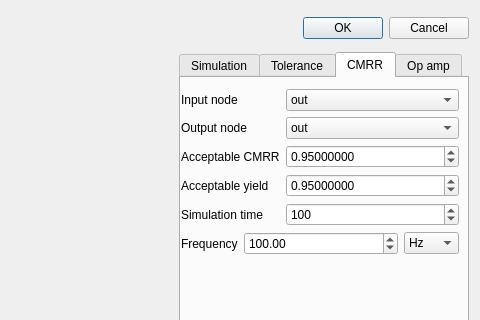
Before: the Qt Designer form src/config.ui in psdzzm/spice, drawn with Qt 5; both pictures show x 599 to 1079 and y 0 to 320 of the 1079 by 643 pixel window.
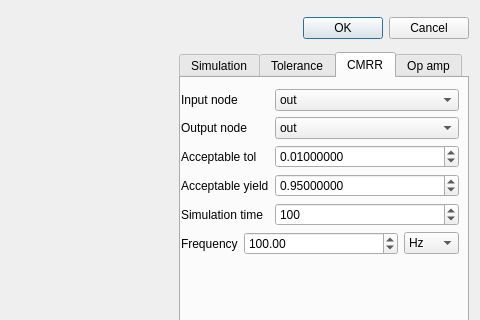
After: the same form once the commit is applied. The open tabs and pages were chosen to show the change. Custom widgets are drawn as their Qt base class.

Patch:
```diff
--- a/src/config.ui
+++ b/src/config.ui
@@ -1007,7 +1007,7 @@
            </sizepolicy>
           </property>
           <property name="text">
-           <string>Acceptable CMRR</string>
+           <string>Acceptable tol</string>
           </property>
          </widget>
         </item>
@@ -1035,7 +1035,7 @@
            <enum>QAbstractSpinBox::AdaptiveDecimalStepType</enum>
           </property>
           <property name="value">
-           <double>0.950000000000000</double>
+           <double>0.010000000000000</double>
           </property>
          </widget>
         </item>
```
Left out of the diff: 2 changed lines with no effect on the pictures.
